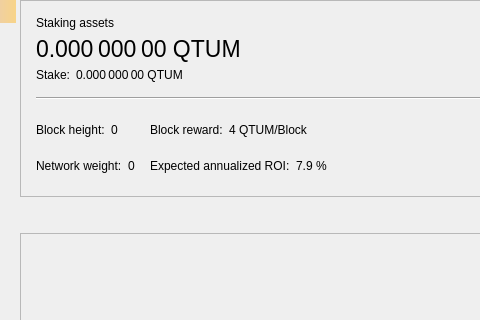
anonymousess/vuicash, file src/qt/forms/stakepage.ui: the form before one commit; both pictures show x 0 to 480 and y 0 to 320 of the 714 by 450 pixel window.
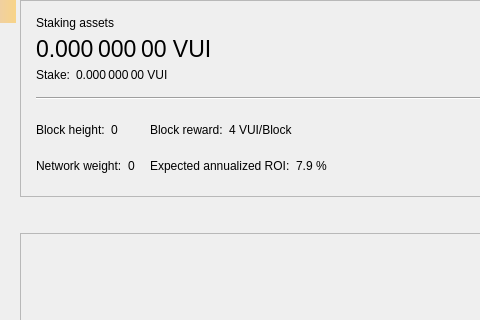
The form after the commit. Custom widgets are drawn as their Qt base class.

Commit message: Change QTUM to VUI

Patch:
```diff
--- a/src/qt/forms/stakepage.ui
+++ b/src/qt/forms/stakepage.ui
@@ -69,7 +69,7 @@
            <string>Your current spendable balance</string>
           </property>
           <property name="text">
-           <string notr="true">0.000 000 00 QTUM</string>
+           <string notr="true">0.000 000 00 VUI</string>
           </property>
           <property name="alignment">
            <set>Qt::AlignLeading|Qt::AlignLeft|Qt::AlignVCenter</set>
@@ -126,7 +126,7 @@
           <item>
            <widget class="QLabel" name="labelStake">
             <property name="text">
-             <string>0.000 000 00 QTUM</string>
+             <string>0.000 000 00 VUI</string>
             </property>
             <property name="alignment">
              <set>Qt::AlignLeading|Qt::AlignLeft|Qt::AlignVCenter</set>
@@ -258,7 +258,7 @@
           <item>
            <widget class="QLabel" name="labelReward">
             <property name="text">
-             <string>4 QTUM/Block</string>
+             <string>4 VUI/Block</string>
             </property>
             <property name="alignment">
              <set>Qt::AlignLeading|Qt::AlignLeft|Qt::AlignVCenter</set>
```
The commit also changes 129 other files.
